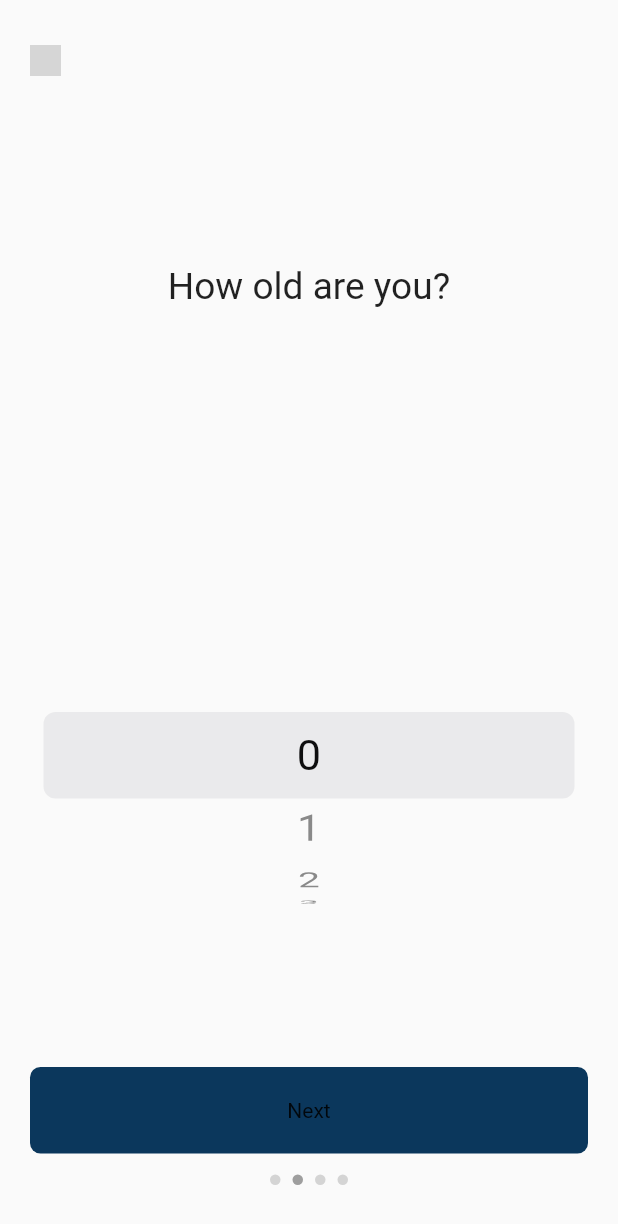
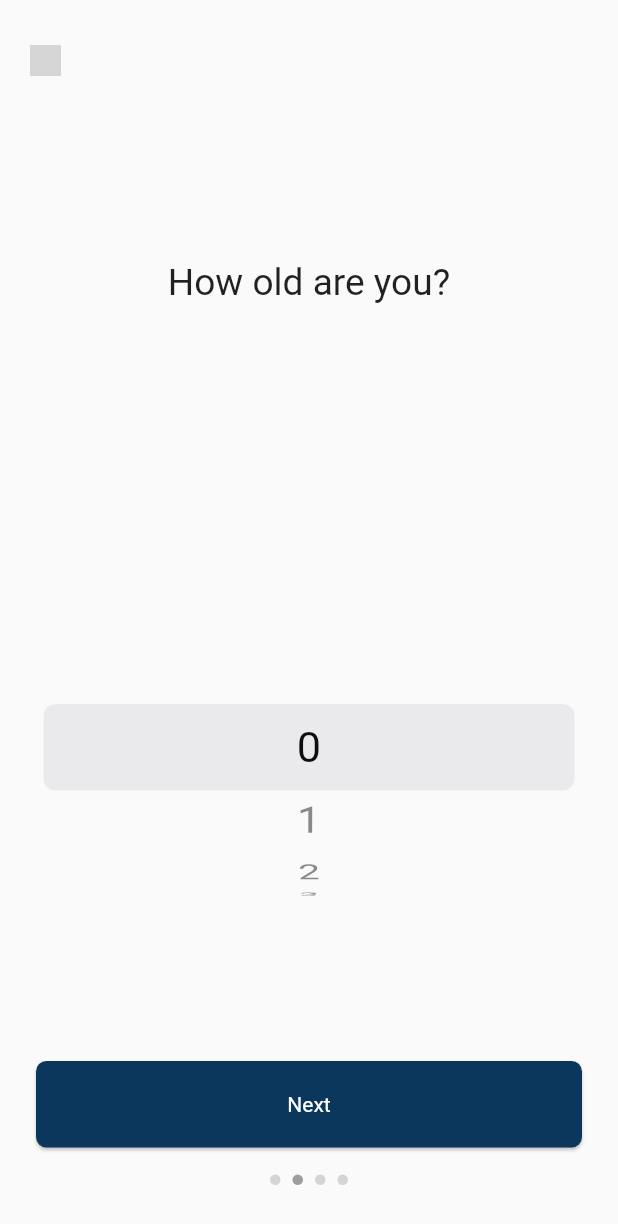
Before and after one commit to AltanBaysal/fitness-app, a Flutter app: the GetBodyInfoPage screen opened directly, after a tap on "Next", on a phone screen of 412 x 824 dp. Shown: the top 1224 px of the screen. Run offline on Flutter 3.47's test engine with Material 2 defaults, Android fonts, the phone set to English and light mode, and no system bars; drawn by our look-alikes of dots_indicator; our stand-ins replace cloud_firestore, firebase_auth, firebase_core, flutter_svg, google_sign_in; accounts and stored records are empty; grey boxes are pictures that could not be loaded.

```diff
--- a/lib/core/shared_widgets.dart/rectangle_button.dart
+++ b/lib/core/shared_widgets.dart/rectangle_button.dart
@@ -9,6 +9,7 @@ class RectangleButton extends StatelessWidget {
     this.isActive = true,
     this.color = CustomColors.darkBlue,
     this.passiveColor = Colors.grey,
+    this.elevation,
   }) : super(key: key);
 
   final Color color;
@@ -16,6 +17,7 @@ class RectangleButton extends StatelessWidget {
   final VoidCallback onTap;
   final Color passiveColor;
   final Widget child;
+  final double? elevation;
 
   Color get containerColor => isActive ? color : passiveColor;
 
@@ -27,14 +29,17 @@ class RectangleButton extends StatelessWidget {
 
     return GestureDetector(
       onTap: onTapFunction,
-      child: Container(
-        height: height * 0.07,
-        decoration: BoxDecoration(
-          borderRadius: const BorderRadius.all(Radius.circular(7)),
-          color: containerColor,
+      child: Card(
+        color: containerColor,
+        elevation: elevation,
+        shape: const RoundedRectangleBorder(
+          borderRadius: BorderRadius.all(Radius.circular(7)),
         ),
-        child: Center(
-          child: child,
+        child: SizedBox(
+          height: height * 0.07,
+          child: Center(
+            child: child,
+          ),
         ),
       ),
     );
--- a/lib/core/shared_widgets.dart/svg_covered_sized_box.dart
+++ b/lib/core/shared_widgets.dart/svg_covered_sized_box.dart
@@ -15,7 +15,7 @@ class SvgCoveredSizedBox extends StatelessWidget {
     return SizedBox(
       height: size.height,
       width: size.width,
-      child: SvgPicture.asset(svgAssets,fit: BoxFit.cover),
+      child: SvgPicture.asset(svgAssets,fit: BoxFit.contain),
     );
   }
 }
--- a/lib/features/credential/presentation/provider/credential_controller.dart
+++ b/lib/features/credential/presentation/provider/credential_controller.dart
@@ -25,14 +25,20 @@ class CredentialController with ChangeNotifier {
 
 
   bool get isContinueButtonActive {
+    print("sa");
     switch (selectedLogInType) {
       case LogInType.signIn:
+        print("In");
+        print(isSignInValid);
         return isSignInValid;
       case LogInType.signUp:
+        print("up");
+        print(isSignUpValid);
         return isSignUpValid;
     }
   }
 
+  //! çalışmıyor
   bool get isSignInValid =>
       emailSignInFormFieldKey.isValid && passwordSignInFormFieldKey.isValid;
 
--- a/lib/features/user_information/presentation/pages/get_name_page.dart
+++ b/lib/features/user_information/presentation/pages/get_name_page.dart
@@ -10,7 +10,6 @@ class GetNamePage extends StatelessWidget {
   @override
   Widget build(BuildContext context) {
     double width = MediaQuery.of(context).size.width;
-    double height = MediaQuery.of(context).size.height;
 
     return Scaffold(
       body: Container(
--- a/lib/features/user_information/presentation/widgets/get_name_page_continue_button.dart
+++ b/lib/features/user_information/presentation/widgets/get_name_page_continue_button.dart
@@ -9,7 +9,7 @@ class GetNamePageContinueButton extends StatelessWidget {
   @override
   Widget build(BuildContext context) {
     return RectangleButton(
-      child: const Text(EnglishText.continueText),
+      child: const Text(EnglishText.continueText,style: TextStyle(color: Colors.white),),
       onTap: () {
         Navigator.push(
           context,
--- a/lib/features/user_information/presentation/widgets/user_information_next_button.dart
+++ b/lib/features/user_information/presentation/widgets/user_information_next_button.dart
@@ -12,7 +12,12 @@ class UserInformationNextButton extends StatelessWidget {
   @override
   Widget build(BuildContext context) {
     return RectangleButton(
-      child: const Text(EnglishText.next),
+      child: const Text(
+        EnglishText.next,
+        style: TextStyle(
+          color: Colors.white,
+        ),
+      ),
       onTap: () {
         UserInformationController value =
             Provider.of<UserInformationController>(
--- a/lib/main.dart
+++ b/lib/main.dart
@@ -4,7 +4,7 @@ import 'package:flutter/services.dart';
 import 'package:flutter/material.dart';
 import 'package:provider/provider.dart';
 
-import 'features/credential/presentation/pages/credential_page.dart';
+import 'features/landing/presentation/pages/landing_page.dart';
 
 void main() async {
   WidgetsFlutterBinding.ensureInitialized();
@@ -29,7 +29,7 @@ class FitnessApp extends StatelessWidget {
       theme: ThemeData(
         primarySwatch: Colors.blue,
       ),
-      home: const CredentialPage(),     //LandingPage(),
+      home: const LandingPage(),
     );
   }
 }
```
Also changed, not shown: lib/features/landing/presentation/widgets/continue_without_signin_up_button.dart (+5 -4 lines), lib/features/landing/presentation/widgets/email_login_button.dart (+6 -3 lines), lib/features/landing/presentation/widgets/facebook_login_button.dart (+6 -3 lines), lib/features/landing/presentation/widgets/google_login_button.dart (+6 -3 lines).
